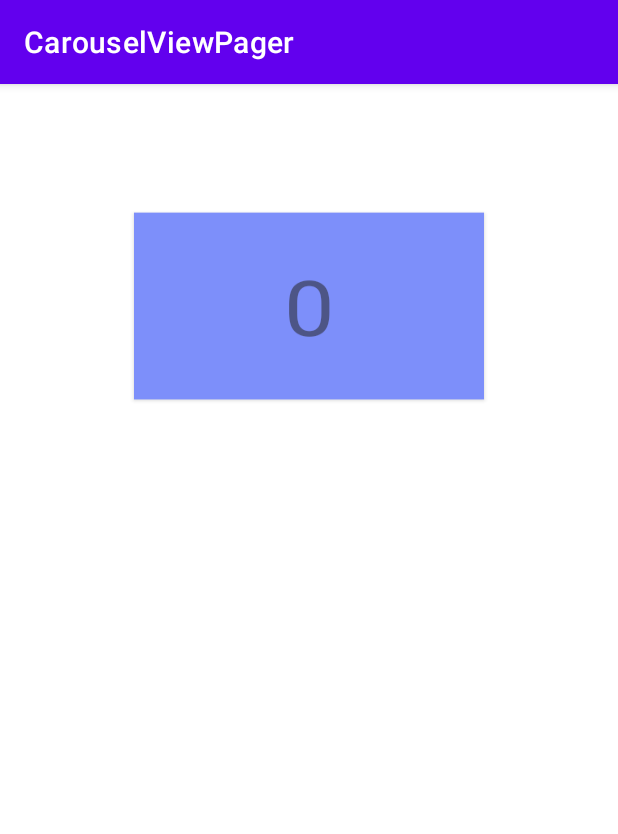
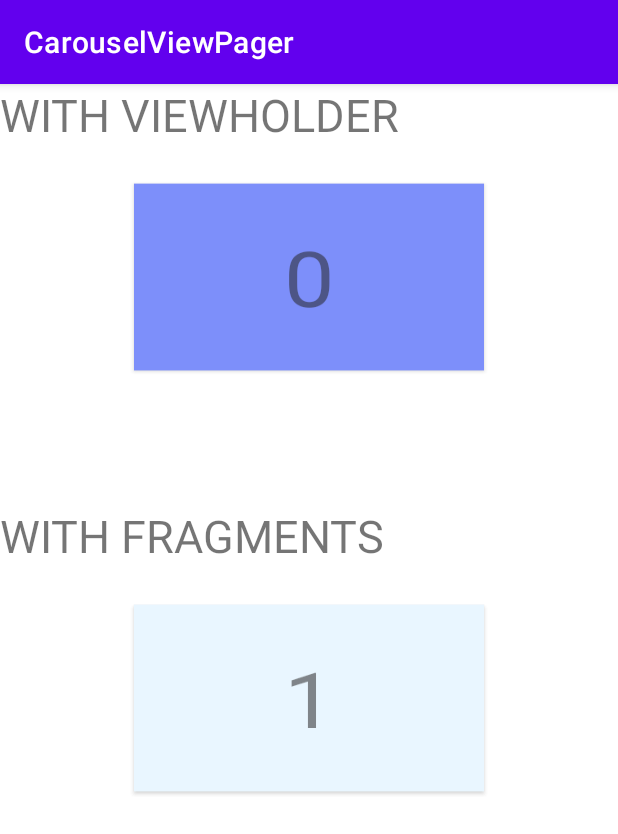
Before and after one commit to kfjohnny2/CarouselViewPager, an Android app: the screen it shows after launch (MainActivity), on a phone screen of 412 x 824 dp. Shown: the top 834 px of the screen. Run offline under Robolectric (Android 15) with nearby library versions, the phone set to English and light mode, and no system bars.

Commit message:
- Added fragment alternative; - Using navigation components to show fragment;

```diff
--- a/app/build.gradle
+++ b/app/build.gradle
@@ -1,6 +1,7 @@
 plugins {
     id 'com.android.application'
     id 'kotlin-android'
+    id 'androidx.navigation.safeargs'
 }
 
 android {
@@ -42,4 +43,8 @@ dependencies {
     testImplementation 'junit:junit:4.+'
     androidTestImplementation 'androidx.test.ext:junit:1.1.2'
     androidTestImplementation 'androidx.test.espresso:espresso-core:3.3.0'
+
+    //Navigation Components
+    implementation 'androidx.navigation:navigation-fragment-ktx:2.3.5'
+    implementation 'androidx.navigation:navigation-ui-ktx:2.3.5'
 }
--- a/app/src/main/java/com/johnnylee/carouselviewpager/MainActivity.kt
+++ b/app/src/main/java/com/johnnylee/carouselviewpager/MainActivity.kt
@@ -1,18 +1,20 @@
 package com.johnnylee.carouselviewpager
 
+import android.app.ActionBar
+import android.os.Bundle
+import android.widget.FrameLayout
 import androidx.appcompat.app.AppCompatActivity
-import android.os.Bundle
+import androidx.fragment.app.Fragment
+import androidx.fragment.app.FragmentTransaction
 import androidx.viewpager2.widget.ViewPager2
 import com.johnnylee.carouselviewpager.ui.adapter.CarouselViewPagerAdapter
-import kotlin.math.abs
-import kotlin.math.max
+import com.johnnylee.carouselviewpager.ui.utils.pageTransformer
+
 
 /**
  * @author Created by Johnnylee Rocha (kfjohnny2) on 4/16/2021.
  */
 class MainActivity : AppCompatActivity() {
-    // When requested, this adapter returns a DemoObjectFragment,
-    // representing an object in the collection.
     private lateinit var carouselViewPagerAdapter: CarouselViewPagerAdapter
     private lateinit var viewPager: ViewPager2
 
@@ -22,30 +24,12 @@ class MainActivity : AppCompatActivity() {
         setupCarouselAdapter()
     }
 
-    fun setupCarouselAdapter() {
+    private fun setupCarouselAdapter() {
         carouselViewPagerAdapter = CarouselViewPagerAdapter(this)
         viewPager = findViewById(R.id.pager)
         viewPager.adapter = carouselViewPagerAdapter
-        val pageMargin = resources.getDimensionPixelOffset(R.dimen.pageMargin).toFloat()
-        val pageOffset = resources.getDimensionPixelOffset(R.dimen.offset).toFloat()
+        val pageTransformer = pageTransformer(resources)
+        viewPager.setPageTransformer(pageTransformer)
+    }
 
-        viewPager.setPageTransformer { page, position ->
-            val myOffset: Float = position * -(2 * pageOffset + pageMargin)
-            when {
-                position < -1 -> {
-                    page.translationX = -myOffset
-                }
-                position <= 1 -> {
-                    val scaleFactor = max(0.7f, 1f - abs(position - 0.14285715f))
-                    page.translationX = myOffset
-                    page.scaleY = scaleFactor
-                    page.alpha = scaleFactor
-                }
-                else -> {
-                    page.alpha = 0f
-                    page.translationX = myOffset
-                }
-            }
-        }
-    }
 }
--- /dev/null
+++ b/app/src/main/java/com/johnnylee/carouselviewpager/ui/adapter/with_fragment/CarouselFragmentViewPagerAdapter.kt
@@ -0,0 +1,23 @@
+package com.johnnylee.carouselviewpager.ui.adapter.with_fragment
+
+import android.os.Bundle
+import androidx.fragment.app.Fragment
+import androidx.viewpager2.adapter.FragmentStateAdapter
+import com.johnnylee.carouselviewpager.ui.adapter.ARG_OBJECT_ID
+
+/**
+ * @author Created by Johnnylee Rocha (kfjohnny2) on 4/16/2021.
+ */
+class CarouselFragmentViewPagerAdapter(fragment: Fragment) : FragmentStateAdapter(fragment) {
+    override fun getItemCount() = 10
+
+    override fun createFragment(position: Int): Fragment {
+        // Return a NEW fragment instance in createFragment(int)
+        val fragment = CarouselItemSelectedFragment()
+        fragment.arguments = Bundle(1).apply {
+            // Our object is just an integer :-P
+            putInt(ARG_OBJECT_ID, position + 1)
+        }
+        return fragment
+    }
+}
--- a/app/src/main/java/com/johnnylee/carouselviewpager/ui/adapter/CarouselItemSelectedFragment.kt
+++ b/app/src/main/java/com/johnnylee/carouselviewpager/ui/adapter/with_fragment/CarouselItemSelectedFragment.kt
@@ -1,4 +1,4 @@
-package com.johnnylee.carouselviewpager.ui.adapter
+package com.johnnylee.carouselviewpager.ui.adapter.with_fragment
 
 import android.os.Bundle
 import android.view.LayoutInflater
@@ -6,7 +6,10 @@ import android.view.View
 import android.view.ViewGroup
 import android.widget.TextView
 import androidx.fragment.app.Fragment
+import com.google.android.material.card.MaterialCardView
 import com.johnnylee.carouselviewpager.R
+import com.johnnylee.carouselviewpager.ui.adapter.ARG_OBJECT_ID
+import com.johnnylee.carouselviewpager.ui.utils.extensions.setBackgroundColorFromId
 
 /**
  * @author Created by Johnnylee Rocha (kfjohnny2) on 4/16/2021.
@@ -23,8 +26,16 @@ class CarouselItemSelectedFragment: Fragment() {
 
     override fun onViewCreated(view: View, savedInstanceState: Bundle?) {
         arguments?.takeIf { it.containsKey(ARG_OBJECT_ID) }?.apply {
+            val position = getInt(ARG_OBJECT_ID)
             val textView: TextView = view.findViewById(R.id.text1)
-            textView.text = getInt(ARG_OBJECT_ID).toString()
+            val cardView: MaterialCardView = view.findViewById(R.id.cardItem)
+            textView.text = position.toString()
+
+            if (position % 2 == 0) {
+                cardView.setBackgroundColorFromId(R.color.colorPrimary)
+            } else {
+                cardView.setBackgroundColorFromId(R.color.colorSecondary);
+            }
         }
     }
 }
--- /dev/null
+++ b/app/src/main/java/com/johnnylee/carouselviewpager/ui/adapter/with_fragment/CarouselPagerFragment.kt
@@ -0,0 +1,40 @@
+package com.johnnylee.carouselviewpager.ui.adapter.with_fragment
+
+import android.os.Bundle
+import android.view.LayoutInflater
+import android.view.View
+import android.view.ViewGroup
+import androidx.fragment.app.Fragment
+import androidx.viewpager2.widget.ViewPager2
+import com.johnnylee.carouselviewpager.R
+import com.johnnylee.carouselviewpager.ui.adapter.CarouselViewPagerAdapter
+import com.johnnylee.carouselviewpager.ui.utils.pageTransformer
+
+/**
+ * @author Created by Johnnylee Rocha (kfjohnny2) on 4/16/2021.
+ */
+class CarouselPagerFragment: Fragment() {
+
+    private lateinit var carouselFragmentViewPagerAdapter: CarouselFragmentViewPagerAdapter
+    private lateinit var viewPagerFragment: ViewPager2
+
+    override fun onCreateView(
+        inflater: LayoutInflater,
+        container: ViewGroup?,
+        savedInstanceState: Bundle?
+    ): View? {
+        return inflater.inflate(R.layout.carousel_pager_fragment, container, false)
+    }
+
+    override fun onViewCreated(view: View, savedInstanceState: Bundle?) {
+        setupFragmentCarouselAdapter(view)
+    }
+
+    private fun setupFragmentCarouselAdapter(view : View){
+            carouselFragmentViewPagerAdapter = CarouselFragmentViewPagerAdapter(this)
+            viewPagerFragment = view.findViewById(R.id.pager_fragment)
+            viewPagerFragment.adapter = carouselFragmentViewPagerAdapter
+            val pageTransformer = pageTransformer(resources)
+            viewPagerFragment.setPageTransformer(pageTransformer)
+    }
+}
--- /dev/null
+++ b/app/src/main/java/com/johnnylee/carouselviewpager/ui/utils/ViewUtils.kt
@@ -0,0 +1,33 @@
+package com.johnnylee.carouselviewpager.ui.utils
+
+import android.content.res.Resources
+import androidx.viewpager2.widget.ViewPager2
+import com.johnnylee.carouselviewpager.R
+import kotlin.math.abs
+import kotlin.math.max
+
+/**
+ * @author Created by Johnnylee Rocha (kfjohnny2) on 4/16/2021.
+ */
+fun pageTransformer(resources : Resources): ViewPager2.PageTransformer {
+    val pageMargin = resources.getDimensionPixelOffset(R.dimen.pageMargin).toFloat()
+    val pageOffset = resources.getDimensionPixelOffset(R.dimen.offset).toFloat()
+    return ViewPager2.PageTransformer { page, position ->
+        val myOffset: Float = position * -(pageOffset * 2 + pageMargin)
+        when {
+            position < -1 -> {
+                page.translationX = -myOffset
+            }
+            position <= 1 -> {
+                val scaleFactor = max(0.7f, 1f - abs(position - 0.14285715f))
+                page.translationX = myOffset
+                page.scaleY = scaleFactor
+                page.alpha = scaleFactor
+            }
+            else -> {
+                page.alpha = 0f
+                page.translationX = myOffset
+            }
+        }
+    }
+}
--- a/app/src/main/res/layout/activity_main.xml
+++ b/app/src/main/res/layout/activity_main.xml
@@ -1,17 +1,41 @@
 <?xml version="1.0" encoding="utf-8"?>
-<FrameLayout xmlns:android="http://schemas.android.com/apk/res/android"
+<androidx.constraintlayout.widget.ConstraintLayout xmlns:android="http://schemas.android.com/apk/res/android"
     xmlns:tools="http://schemas.android.com/tools"
     android:layout_width="match_parent"
     android:layout_height="match_parent"
+    xmlns:app="http://schemas.android.com/apk/res-auto"
     tools:context=".MainActivity">
 
+    <TextView
+        android:id="@+id/lblWithViewHolder"
+        android:layout_width="match_parent"
+        android:layout_height="wrap_content"
+        android:textSize="30sp"
+        android:text="@string/main_with_viewholder_label"
+        app:layout_constraintTop_toTopOf="parent"/>
     <androidx.viewpager2.widget.ViewPager2
         android:id="@+id/pager"
         android:layout_width="match_parent"
         android:layout_height="240dp"
         android:clipToPadding="false"
         android:clipChildren="false"
-        android:layout_marginTop="60dp"
+        app:layout_constraintTop_toBottomOf="@id/lblWithViewHolder"
         />
 
-</FrameLayout>
+    <TextView
+        android:id="@+id/lblWithFragments"
+        android:layout_width="match_parent"
+        android:layout_height="wrap_content"
+        android:textSize="30sp"
+        android:text="@string/main_with_fragments_label"
+        app:layout_constraintTop_toBottomOf="@id/pager"/>
+    <fragment
+        android:id="@+id/fragmentPager"
+        android:name="androidx.navigation.fragment.NavHostFragment"
+        android:layout_width="match_parent"
+        android:layout_height="240dp"
+        app:layout_constraintStart_toStartOf="parent"
+        app:layout_constraintTop_toBottomOf="@+id/lblWithFragments"
+        app:defaultNavHost="true"
+        app:navGraph="@navigation/nav_graph"/>
+</androidx.constraintlayout.widget.ConstraintLayout>
--- /dev/null
+++ b/app/src/main/res/layout/carousel_pager_fragment.xml
@@ -0,0 +1,15 @@
+<?xml version="1.0" encoding="utf-8"?>
+<androidx.constraintlayout.widget.ConstraintLayout xmlns:android="http://schemas.android.com/apk/res/android"
+    android:layout_width="match_parent"
+    android:layout_height="wrap_content"
+    xmlns:app="http://schemas.android.com/apk/res-auto">
+
+    <androidx.viewpager2.widget.ViewPager2
+        android:id="@+id/pager_fragment"
+        android:layout_width="match_parent"
+        android:layout_height="240dp"
+        android:clipToPadding="false"
+        android:clipChildren="false"
+        app:layout_constraintTop_toTopOf="parent"
+        />
+</androidx.constraintlayout.widget.ConstraintLayout>
--- /dev/null
+++ b/app/src/main/res/navigation/nav_graph.xml
@@ -0,0 +1,10 @@
+<?xml version="1.0" encoding="utf-8"?>
+<navigation xmlns:android="http://schemas.android.com/apk/res/android"
+    xmlns:app="http://schemas.android.com/apk/res-auto" android:id="@+id/nav_graph.xml"
+    app:startDestination="@id/carouselPagerFragment">
+
+    <fragment
+        android:id="@+id/carouselPagerFragment"
+        android:name="com.johnnylee.carouselviewpager.ui.adapter.with_fragment.CarouselPagerFragment"
+        android:label="CarouselPagerFragment" />
+</navigation>
--- a/app/src/main/res/values/strings.xml
+++ b/app/src/main/res/values/strings.xml
@@ -1,3 +1,5 @@
 <resources>
     <string name="app_name">CarouselViewPager</string>
+    <string name="main_with_viewholder_label">WITH VIEWHOLDER</string>
+    <string name="main_with_fragments_label">WITH FRAGMENTS</string>
 </resources>
--- a/build.gradle
+++ b/build.gradle
@@ -8,6 +8,7 @@ buildscript {
     dependencies {
         classpath "com.android.tools.build:gradle:4.1.3"
         classpath "org.jetbrains.kotlin:kotlin-gradle-plugin:$kotlin_version"
+        classpath "android.arch.navigation:navigation-safe-args-gradle-plugin:1.0.0"
 
         // NOTE: Do not place your application dependencies here; they belong
         // in the individual module build.gradle files
```
